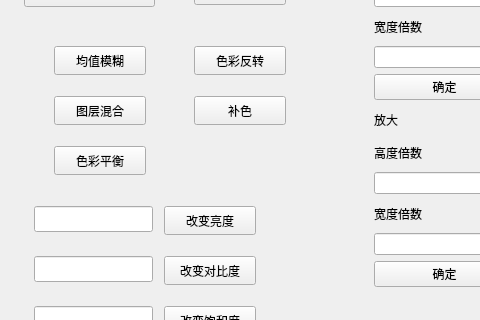
Before: the Qt Designer form ImageWithUI/mainwindow.ui in Obj4ct/ImageWithUI, drawn with Qt 5; both pictures show x 576 to 1056 and y 147 to 467 of the 1384 by 738 pixel window.
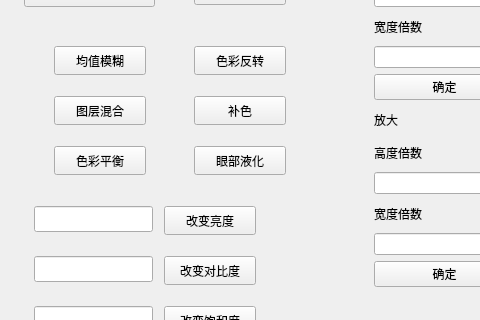
After: the same form once the commit is applied.

Commit message: 添加了眼部液化功能

Patch:
```diff
--- a/ImageWithUI/mainwindow.ui
+++ b/ImageWithUI/mainwindow.ui
@@ -412,6 +412,19 @@
       <string>补色</string>
      </property>
     </widget>
+    <widget class="QPushButton" name="btn_eye">
+     <property name="geometry">
+      <rect>
+       <x>190</x>
+       <y>270</y>
+       <width>92</width>
+       <height>29</height>
+      </rect>
+     </property>
+     <property name="text">
+      <string>眼部液化</string>
+     </property>
+    </widget>
    </widget>
   </widget>
   <widget class="QMenuBar" name="menubar">
```
The commit also changes 7 other files.
